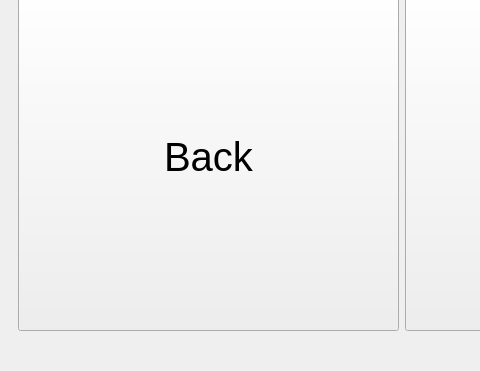
HRALYB-PYGAME/IFJ, file zarovka.ui: the form before one commit; both pictures show x 0 to 480 and y 390 to 761 of the 804 by 761 pixel window.
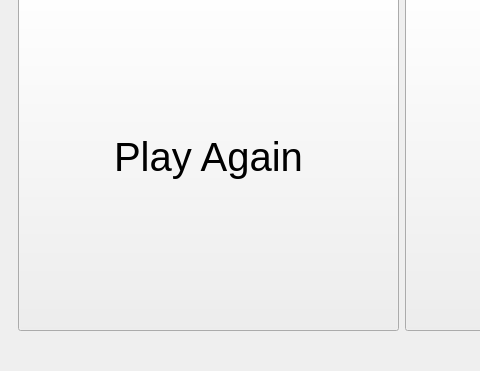
The form after the commit. The open tabs and pages were chosen to show the change.

Commit message: zitra to odevzdame

```diff
--- a/zarovka.ui
+++ b/zarovka.ui
@@ -256,7 +256,7 @@
              </font>
             </property>
             <property name="text">
-             <string>Back</string>
+             <string>Play Again</string>
             </property>
            </widget>
           </item>
```
Left out of the diff: 6 changed lines with no effect on the pictures. The commit also changes 2 other files.
